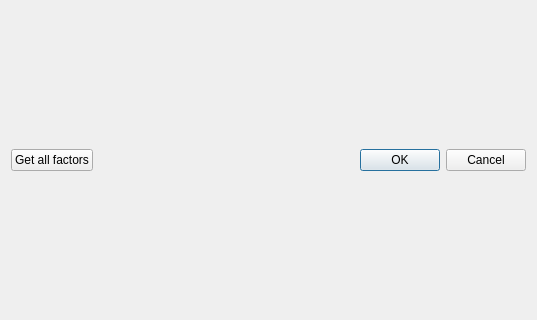
Before: the Qt Designer form imagejockey/svd/svdfactorsel/svdfactorsselectiondialog.ui in PauloCarvalhoRJ/gammaray, drawn with Qt 5; both pictures show x 0 to 537 and y 98 to 418 of the 537 by 516 pixel window.
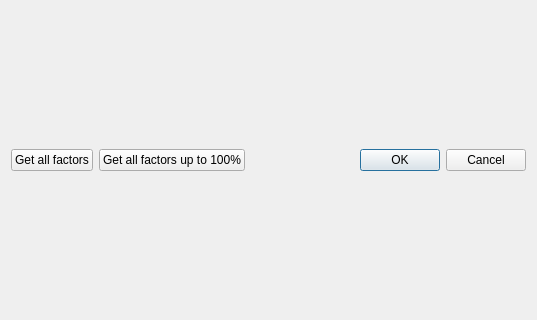
After: the same form once the commit is applied.

Commit message: SVD factor tree operations in the SVD Analysis Dialog.

What changed in the file:
```diff
--- a/imagejockey/svd/svdfactorsel/svdfactorsselectiondialog.ui
+++ b/imagejockey/svd/svdfactorsel/svdfactorsselectiondialog.ui
@@ -18,7 +18,7 @@
     <layout class="QHBoxLayout" name="layoutMain"/>
    </item>
    <item>
-    <layout class="QHBoxLayout" name="horizontalLayout" stretch="0,0">
+    <layout class="QHBoxLayout" name="horizontalLayout" stretch="0,0,0">
      <item>
       <widget class="QPushButton" name="pushButton">
        <property name="sizePolicy">
@@ -32,6 +32,13 @@
        </property>
       </widget>
      </item>
+     <item>
+      <widget class="QPushButton" name="pushButton_2">
+       <property name="text">
+        <string>Get all factors up to 100%</string>
+       </property>
+      </widget>
+     </item>
      <item>
       <widget class="QDialogButtonBox" name="buttonBox">
        <property name="sizePolicy">
```
Left out of the diff: 17 changed lines with no effect on the pictures. The commit also changes 7 other files.
